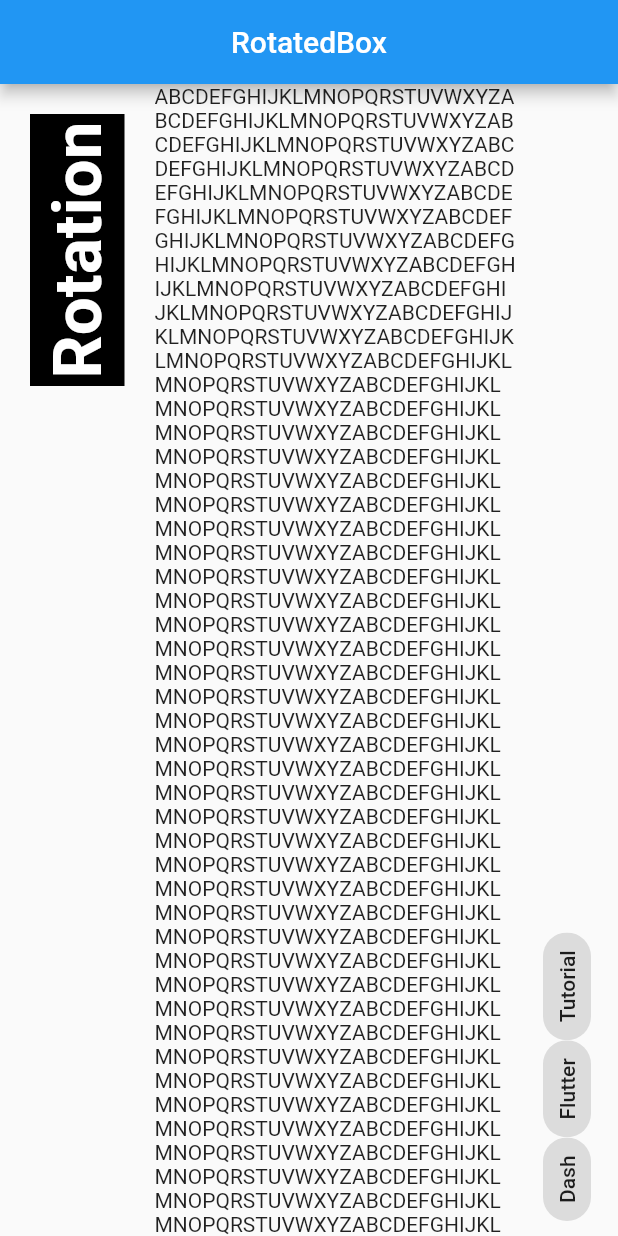
After one commit to nobushiueshi/flutter_widget_of_the_week, a Flutter app: the SamplePage096 screen opened directly, on a phone screen of 412 x 824 dp. The commit adds this screen. Run offline on Flutter 3.47's test engine with Material 2 defaults, Android fonts, the phone set to English and light mode, and no system bars; our stand-ins replace device_info_plus, flutter_slidable, location, sqflite; accounts and stored records are empty.

Commit message:
#096 RotatedBoxを追加.

```diff
--- a/lib/presentation/pages/sample/sample090_page_data_list.dart
+++ b/lib/presentation/pages/sample/sample090_page_data_list.dart
@@ -5,8 +5,10 @@ import 'package:flutter_widget_of_the_week/presentation/pages/sample090/sample_p
 import 'package:flutter_widget_of_the_week/presentation/pages/sample090/sample_page_093.dart';
 import 'package:flutter_widget_of_the_week/presentation/pages/sample090/sample_page_094.dart';
 import 'package:flutter_widget_of_the_week/presentation/pages/sample090/sample_page_095.dart';
+import 'package:flutter_widget_of_the_week/presentation/pages/sample090/sample_page_096.dart';
 
 final sample090PageDataList = <SamplePageData>[
+  SamplePageData(name: '#96 RotatedBox', widget: const SamplePage096()),
   SamplePageData(name: '#95 flutter_slidable', widget: const SamplePage095()),
   SamplePageData(name: '#94 animations', widget: const SamplePage094()),
   SamplePageData(name: '#93 PhysicalModel', widget: const SamplePage093()),
--- a/lib/presentation/pages/sample090/sample_page_095.dart
+++ b/lib/presentation/pages/sample090/sample_page_095.dart
@@ -10,7 +10,7 @@ class SamplePage095 extends StatelessWidget {
   Widget build(BuildContext context) {
     return Scaffold(
       appBar: AppBar(
-        title: const Text('animations'),
+        title: const Text('flutter_slidable'),
         centerTitle: true,
       ),
       body: SafeArea(
--- /dev/null
+++ b/lib/presentation/pages/sample090/sample_page_096.dart
@@ -0,0 +1,69 @@
+import 'package:flutter/material.dart';
+
+class SamplePage096 extends StatelessWidget {
+  const SamplePage096({
+    super.key,
+  });
+
+  @override
+  Widget build(BuildContext context) {
+    return Scaffold(
+      appBar: AppBar(
+        title: const Text('RotatedBox'),
+        centerTitle: true,
+      ),
+      body: SafeArea(
+        child: Row(
+          children: [
+            RotatedBox(
+              quarterTurns: 3,
+              child: Row(
+                mainAxisAlignment: MainAxisAlignment.end,
+                children: [
+                  Container(
+                    padding: const EdgeInsets.all(5),
+                    margin: const EdgeInsets.all(20),
+                    color: Colors.black,
+                    child: Text(
+                      'Rotation',
+                      style: TextStyle(
+                        color: Colors.white,
+                        fontSize:
+                            Theme.of(context).textTheme.headline3!.fontSize,
+                        fontWeight: FontWeight.bold,
+                      ),
+                    ),
+                  ),
+                ],
+              ),
+            ),
+            Expanded(
+              child: SingleChildScrollView(
+                child: Text('ABCDEFGHIJKLMNOPQRSTUVWXYZ' * 50),
+              ),
+            ),
+            RotatedBox(
+              quarterTurns: 3,
+              child: Container(
+                margin: const EdgeInsets.all(10),
+                child: Row(
+                  children: const [
+                    Chip(
+                      label: Text('Dash'),
+                    ),
+                    Chip(
+                      label: Text('Flutter'),
+                    ),
+                    Chip(
+                      label: Text('Tutorial'),
+                    ),
+                  ],
+                ),
+              ),
+            )
+          ],
+        ),
+      ),
+    );
+  }
+}
```
Also changed, not shown: 1 other file.
